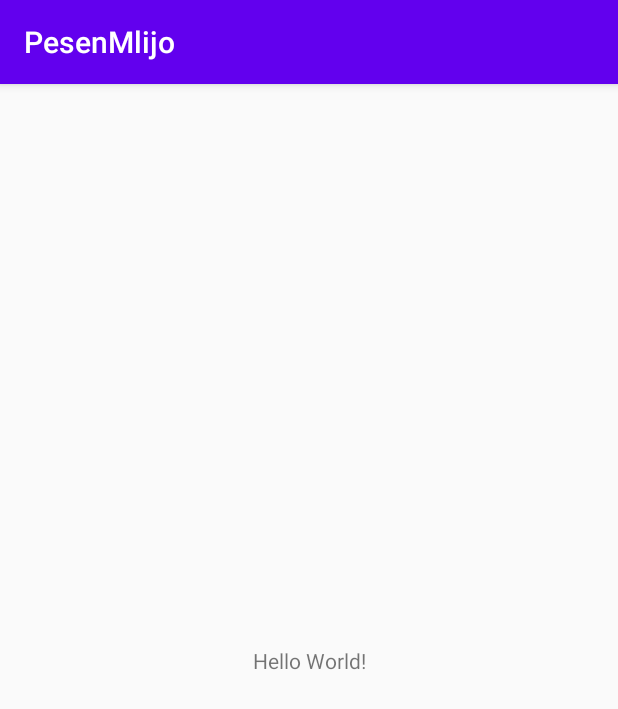
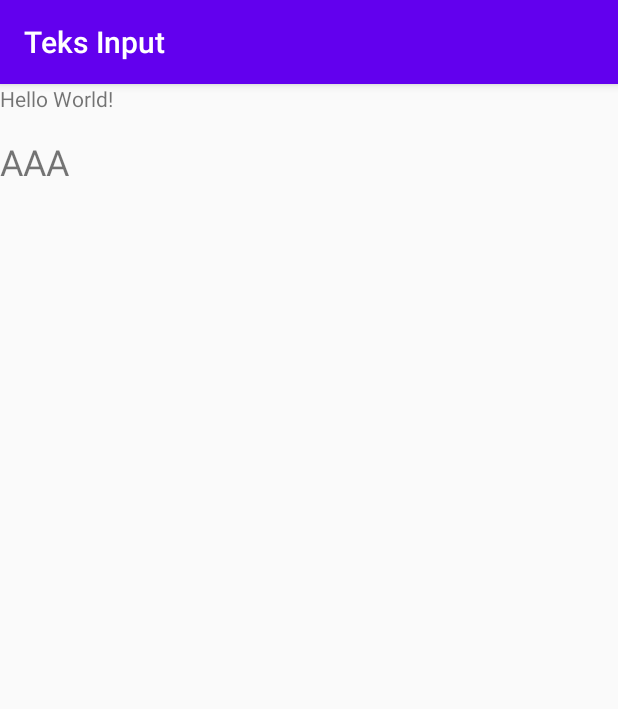
Before and after one commit to XxxxReynaldi/PesenMlijo, an Android app: the screen it shows after launch (MainActivity), on a phone screen of 412 x 824 dp. Shown: the top 709 px of the screen. Run offline under Robolectric (Android 15) with nearby library versions, the phone set to English and light mode, and no system bars.

Commit message:
UploadTes_27/03/2021

```diff
--- a/app/src/main/res/layout/activity_main.xml
+++ b/app/src/main/res/layout/activity_main.xml
@@ -1,9 +1,10 @@
 <?xml version="1.0" encoding="utf-8"?>
-<androidx.constraintlayout.widget.ConstraintLayout xmlns:android="http://schemas.android.com/apk/res/android"
+<LinearLayout xmlns:android="http://schemas.android.com/apk/res/android"
     xmlns:app="http://schemas.android.com/apk/res-auto"
     xmlns:tools="http://schemas.android.com/tools"
     android:layout_width="match_parent"
     android:layout_height="match_parent"
+    android:orientation="vertical"
     tools:context=".MainActivity">
 
     <TextView
@@ -15,4 +16,11 @@
         app:layout_constraintRight_toRightOf="parent"
         app:layout_constraintTop_toTopOf="parent" />
 
-</androidx.constraintlayout.widget.ConstraintLayout>
+    <TextView
+        android:layout_width="match_parent"
+        android:layout_height="wrap_content"
+        android:layout_marginVertical="16dp"
+        android:textSize="24sp"
+        android:text="@string/tv_tes"/>
+
+</LinearLayout>
```
Also changed, not shown: app/src/main/res/values/strings.xml (+6 -1 lines), 1 other file.
